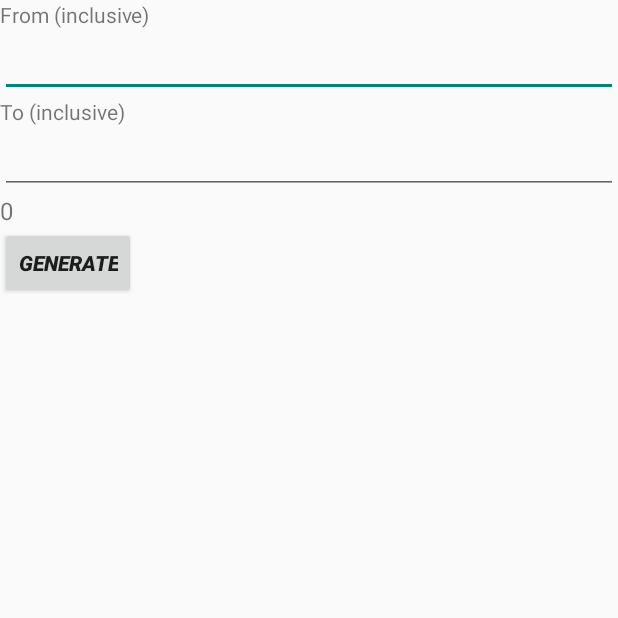
After one commit to fliljeda/Fredrik4Life, an Android app: the RandomNumberActivity screen opened directly, with no data from a screen before it, on a phone screen of 412 x 824 dp, the top half of it. The commit adds this screen. Run offline under Robolectric (Android 15) with nearby library versions, the phone set to English and light mode, and no system bars.

Commit message:
Added rng

```diff
--- a/app/src/main/AndroidManifest.xml
+++ b/app/src/main/AndroidManifest.xml
@@ -16,8 +16,10 @@
             </intent-filter>
         </activity>
         <activity android:name=".DiceActivity" />
-        <activity android:name=".NumberConverterActivity"
-            android:windowSoftInputMode="adjustResize"></activity>
+        <activity
+            android:name=".NumberConverterActivity"
+            android:windowSoftInputMode="adjustResize" />
+        <activity android:name=".RandomNumberActivity"></activity>
     </application>
 
 </manifest>
--- a/app/src/main/java/fliljeda/fredrik4life/MainMenuActivity.java
+++ b/app/src/main/java/fliljeda/fredrik4life/MainMenuActivity.java
@@ -24,4 +24,9 @@ public class MainMenuActivity extends AppCompatActivity {
         Intent intent = new Intent(this, NumberConverterActivity.class);
         startActivity(intent);
     }
+
+    public void startRandomNumberActivity(View view){
+        Intent intent = new Intent(this,RandomNumberActivity.class);
+        startActivity(intent);
+    }
 }
--- /dev/null
+++ b/app/src/main/java/fliljeda/fredrik4life/RandomNumberActivity.java
@@ -0,0 +1,66 @@
+package fliljeda.fredrik4life;
+
+import android.content.DialogInterface;
+import android.support.v7.app.AlertDialog;
+import android.support.v7.app.AppCompatActivity;
+import android.os.Bundle;
+import android.text.Editable;
+import android.text.TextWatcher;
+import android.view.View;
+import android.widget.EditText;
+import android.widget.TextView;
+
+import org.w3c.dom.Text;
+
+import java.util.Random;
+
+public class RandomNumberActivity extends AppCompatActivity {
+
+    Random random;
+    EditText input_from, input_to;
+    TextView output_target;
+
+    @Override
+    protected void onCreate(Bundle savedInstanceState) {
+        super.onCreate(savedInstanceState);
+        setContentView(R.layout.activity_random_number);
+        random = new Random();
+        input_from = (EditText) findViewById(R.id.random_number_from);
+        input_to = (EditText) findViewById(R.id.random_number_to);
+        output_target = (TextView) findViewById((R.id.random_number_target));
+    }
+
+    public void generateRandomNumber(View view){
+        //TODO make long
+        int low,high;
+        try {
+            low = Integer.parseInt(input_from.getText().toString());
+            high = Integer.parseInt(input_to.getText().toString());
+        }catch (NumberFormatException e){
+            output_target.setText("");
+            sendAlert("Format error", "Could not interpret input as 32 bit integer");
+            //Feedback: too big
+            return;
+        }
+        if(high < low || low < 0){
+            output_target.setText("");
+            sendAlert("Bad range", "Small number is bigger than the big number");
+            return;
+        }
+
+        int r = random.nextInt(high-low + 1) + low;
+        output_target.setText("" + r);
+    }
+
+    private void sendAlert(String title, String message){
+        AlertDialog alertDialog = new AlertDialog.Builder(RandomNumberActivity.this).create();
+        alertDialog.setTitle(title);
+        alertDialog.setMessage(message);
+        alertDialog.setButton(AlertDialog.BUTTON_NEUTRAL, "OK",
+                new DialogInterface.OnClickListener() {
+                    public void onClick(DialogInterface dialog, int which) {
+                        dialog.dismiss();
+                    }
+                });
+        alertDialog.show();}
+}
--- /dev/null
+++ b/app/src/main/res/layout/activity_random_number.xml
@@ -0,0 +1,55 @@
+<?xml version="1.0" encoding="utf-8"?>
+<RelativeLayout xmlns:android="http://schemas.android.com/apk/res/android"
+    xmlns:app="http://schemas.android.com/apk/res-auto"
+    xmlns:tools="http://schemas.android.com/tools"
+    android:layout_width="match_parent"
+    android:layout_height="match_parent"
+    tools:context="fliljeda.fredrik4life.RandomNumberActivity">
+
+
+    <LinearLayout
+        android:layout_width="match_parent"
+        android:layout_height="match_parent"
+        android:orientation="vertical">
+
+        <TextView
+            android:layout_width="wrap_content"
+            android:layout_height="wrap_content"
+            android:text="From (inclusive)"/>
+
+        <EditText
+            android:id="@+id/random_number_from"
+            android:layout_width="match_parent"
+            android:layout_height="wrap_content"
+            android:inputType="number"/>
+
+
+        <TextView
+            android:layout_width="wrap_content"
+            android:layout_height="wrap_content"
+            android:text="To (inclusive)"/>
+
+        <EditText
+            android:id="@+id/random_number_to"
+            android:layout_width="match_parent"
+            android:layout_height="wrap_content"
+            android:inputType="number"/>
+
+        <TextView
+            android:layout_width="wrap_content"
+            android:layout_height="wrap_content"
+            android:textSize="16dp"
+            android:text="0"
+            android:id="@+id/random_number_target"/>
+
+        <Button
+            android:layout_width="wrap_content"
+            android:layout_height="wrap_content"
+            android:text="Generate"
+            android:textStyle="bold|italic"
+            android:onClick="generateRandomNumber"/>
+
+    </LinearLayout>
+
+
+</RelativeLayout>
--- a/build.gradle
+++ b/build.gradle
@@ -5,7 +5,7 @@ buildscript {
         jcenter()
     }
     dependencies {
-        classpath 'com.android.tools.build:gradle:2.3.0'
+        classpath 'com.android.tools.build:gradle:2.3.3'
 
         // NOTE: Do not place your application dependencies here; they belong
         // in the individual module build.gradle files
```
Also changed, not shown: app/src/main/res/layout/activity_main_menu.xml (+9 -1 lines), app/src/main/res/drawable/random_questionmark.png (added).
